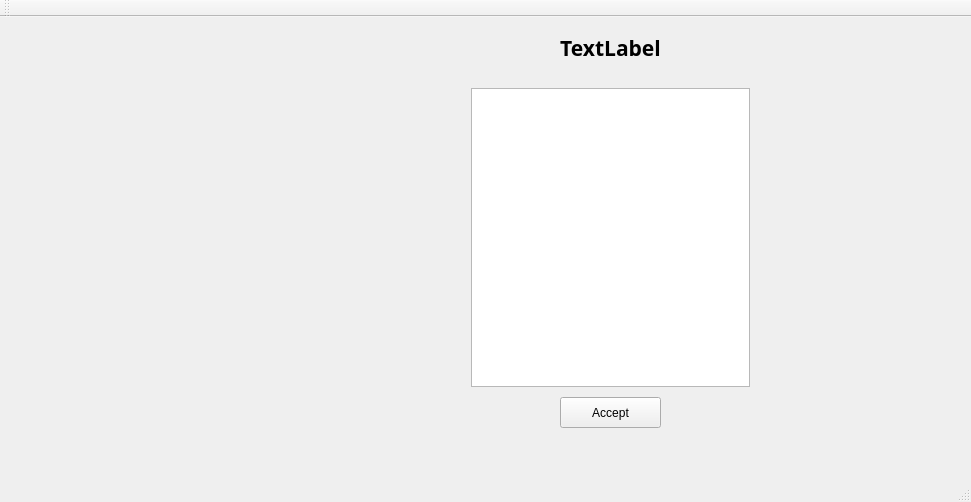
Before: the Qt Designer form Chess_project/Chess_project.ui in xif19/Chess_project, drawn with Qt 5.
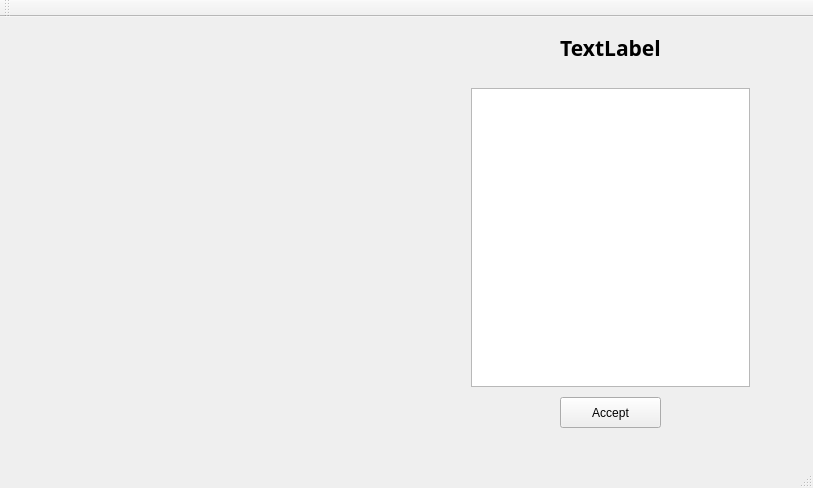
After: the same form once the commit is applied.

The edit to the form file:
```diff
--- a/Chess_project/Chess_project.ui
+++ b/Chess_project/Chess_project.ui
@@ -6,8 +6,8 @@
    <rect>
     <x>0</x>
     <y>0</y>
-    <width>971</width>
-    <height>502</height>
+    <width>813</width>
+    <height>488</height>
    </rect>
   </property>
   <property name="contextMenuPolicy">
@@ -126,17 +126,6 @@
      <bool>false</bool>
     </property>
    </widget>
-   <widget class="QWidget" name="verticalLayoutWidget_2">
-    <property name="geometry">
-     <rect>
-      <x>770</x>
-      <y>60</y>
-      <width>91</width>
-      <height>321</height>
-     </rect>
-    </property>
-    <layout class="QVBoxLayout" name="deadWhitePiecesVbox"/>
-   </widget>
   </widget>
   <widget class="QMenuBar" name="menuBar">
    <property name="geometry">
```
Left out of the diff: 2 changed lines with no effect on the pictures.
